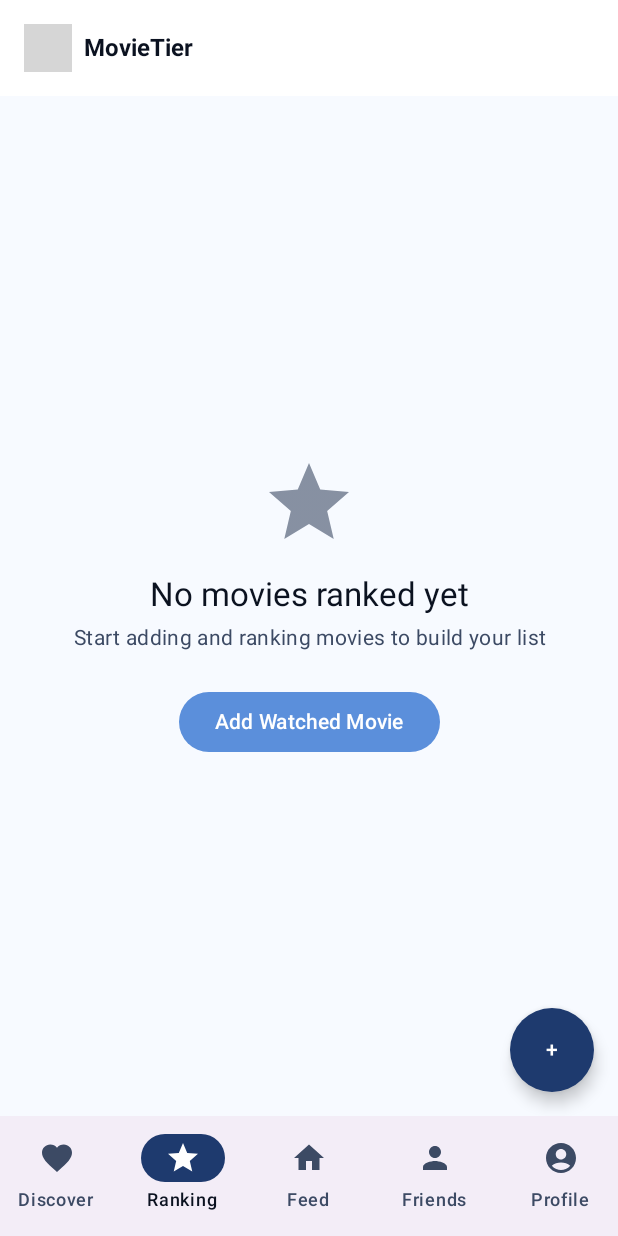
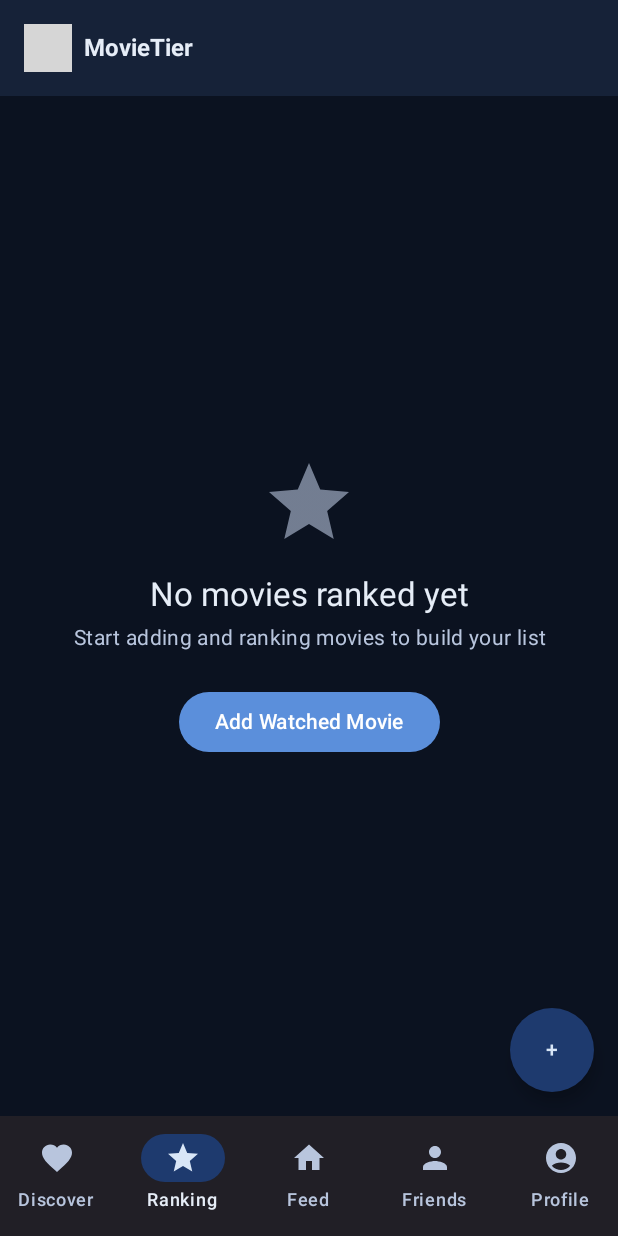
Before and after one commit to JimmyChan233/CPEN321-MovieTier, an Android app built with Jetpack Compose: the RankingScreen screen opened through its navigation route, on a phone screen of 412 x 824 dp. Run offline under Robolectric (Android 15) with nearby library versions, the phone set to English and light mode, and no system bars; our stand-ins replace Dagger/Hilt's generated code; network calls fail; pictures from the network do not load; grey boxes are pictures that could not be loaded.

Commit message:
Update ranking page UI, set dark mode default, and refresh app   icon   - Replace text-based star ratings with yellow filled StarRating   component on ranking page   - Display year and star rating side by side with proper spacing   - Set dark mode as default theme for new users instead of system   default   - Update in_app_icon.png with new 3D glasses design on blue   background   - Fix friend request layout by stacking Accept/Reject buttons   vertically   - Add TextOverflow import and reduce button sizes for better name   visibility   - Remove leftover code references from rating display refactor
Co-Authored-By: Jimmy <JimmyChan233@users.noreply.github.com>

```diff
--- a/frontend/app/src/main/java/com/cpen321/movietier/data/local/SettingsManager.kt
+++ b/frontend/app/src/main/java/com/cpen321/movietier/data/local/SettingsManager.kt
@@ -27,7 +27,8 @@ class SettingsManager @Inject constructor(
         when (prefs[THEME_MODE_KEY]) {
             "Light" -> ThemeMode.Light
             "Dark" -> ThemeMode.Dark
-            else -> ThemeMode.System
+            "System" -> ThemeMode.System
+            else -> ThemeMode.Dark // Default to dark mode for new users
         }
     }
 
```
Also changed, not shown: frontend/app/src/main/java/com/cpen321/movietier/ui/ranking/RankingScreen.kt (+13 -14 lines), frontend/app/src/main/ic_launcher-playstore.png, frontend/app/src/main/res/mipmap-hdpi/ic_launcher.webp, frontend/app/src/main/res/mipmap-hdpi/ic_launcher_foreground.webp, frontend/app/src/main/res/mipmap-hdpi/ic_launcher_round.webp, frontend/app/src/main/res/mipmap-mdpi/ic_launcher.webp, frontend/app/src/main/res/mipmap-mdpi/ic_launcher_foreground.webp, frontend/app/src/main/res/mipmap-mdpi/ic_launcher_round.webp, frontend/app/src/main/res/mipmap-xhdpi/ic_launcher.webp, frontend/app/src/main/res/mipmap-xhdpi/ic_launcher_foreground.webp, frontend/app/src/main/res/mipmap-xhdpi/ic_launcher_round.webp, frontend/app/src/main/res/mipmap-xxhdpi/ic_launcher.webp, frontend/app/src/main/res/mipmap-xxhdpi/ic_launcher_foreground.webp, frontend/app/src/main/res/mipmap-xxhdpi/ic_launcher_round.webp, 3 more files, 1 other file.
